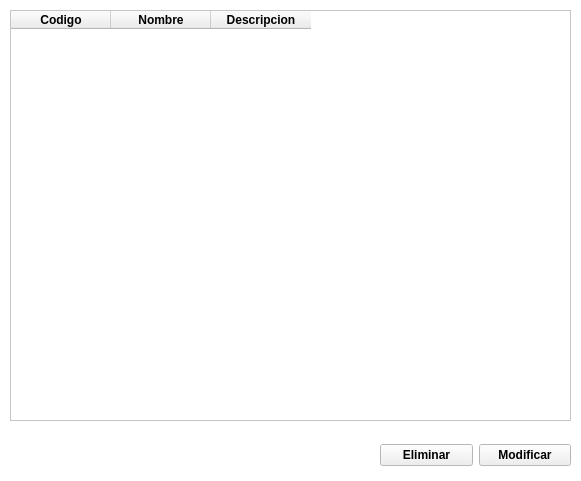
Old version of the form gui/administrador/uis/WidgetListarCausas.ui in the repository BryanTabarez/ProyectoBD.
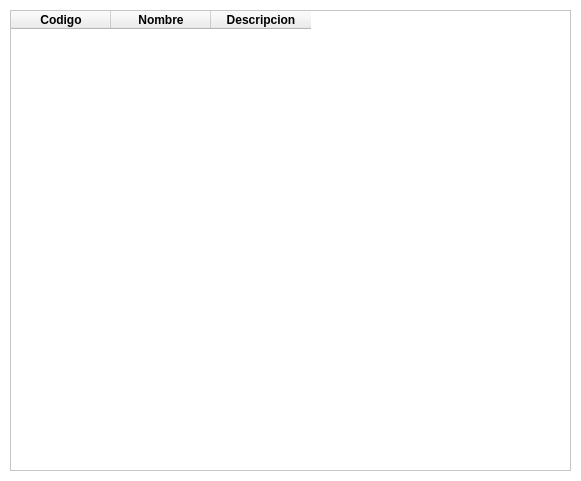
New version of the form.

Patch:
```diff
--- a/gui/administrador/uis/WidgetListarCausas.ui
+++ b/gui/administrador/uis/WidgetListarCausas.ui
@@ -95,7 +95,7 @@
      <x>10</x>
      <y>10</y>
      <width>561</width>
-     <height>411</height>
+     <height>461</height>
     </rect>
    </property>
    <column>
@@ -114,32 +114,6 @@
     </property>
    </column>
   </widget>
-  <widget class="QWidget" name="layoutWidget">
-   <property name="geometry">
-    <rect>
-     <x>380</x>
-     <y>440</y>
-     <width>191</width>
-     <height>31</height>
-    </rect>
-   </property>
-   <layout class="QGridLayout" name="gridLayout_2">
-    <item row="0" column="1">
-     <widget class="QPushButton" name="pushButtonModificar">
-      <property name="text">
-       <string>Modificar</string>
-      </property>
-     </widget>
-    </item>
-    <item row="0" column="0">
-     <widget class="QPushButton" name="pushButtonEliminar">
-      <property name="text">
-       <string>Eliminar</string>
-      </property>
-     </widget>
-    </item>
-   </layout>
-  </widget>
  </widget>
  <resources/>
  <connections/>
```
